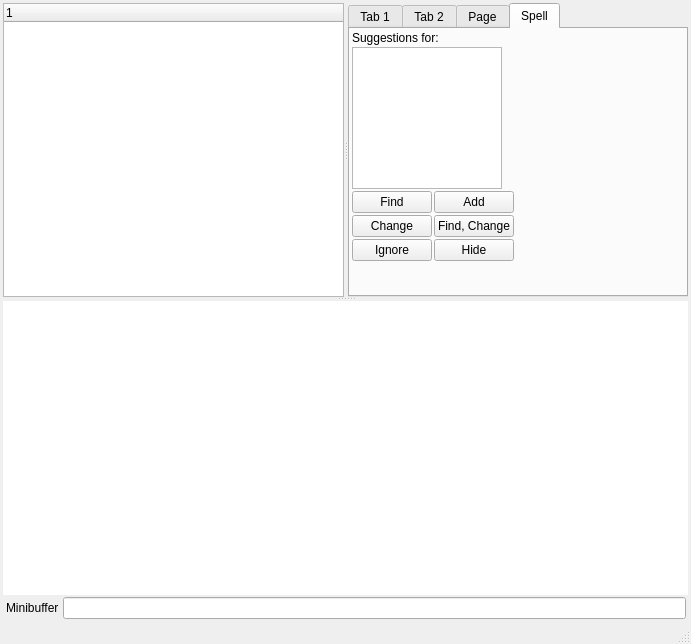
This is leo/plugins/qt_main_2.ui in leo-editor/leo-editor as Qt 5 draws it before an edit. The edited form follows.
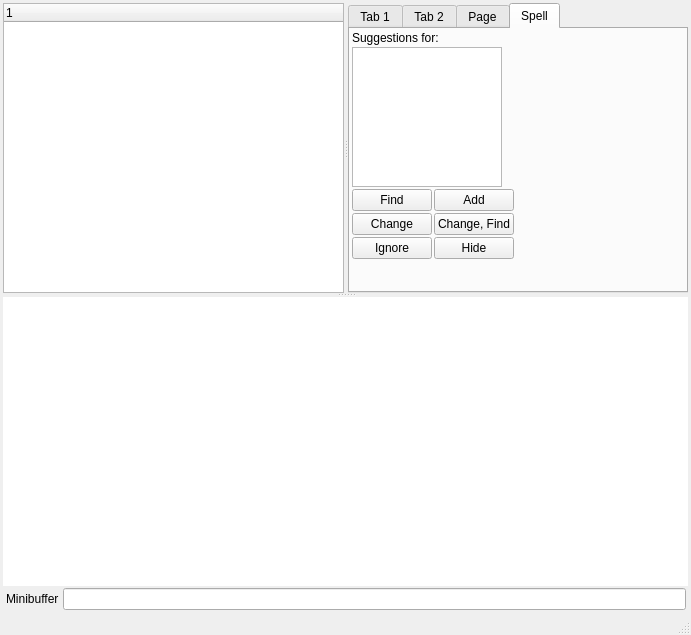
This is the edited form. Custom widgets are drawn as their Qt base class.

Commit message: Wire in qt spell tab

The edit to the form file:
```diff
--- a/leo/plugins/qt_main_2.ui
+++ b/leo/plugins/qt_main_2.ui
@@ -6,7 +6,7 @@
     <x>0</x>
     <y>0</y>
     <width>691</width>
-    <height>644</height>
+    <height>635</height>
    </rect>
   </property>
   <property name="windowTitle" >
@@ -372,7 +372,7 @@
                      <item row="3" column="1" >
                       <widget class="QPushButton" name="leo_spell_btn_FindChange" >
                        <property name="text" >
-                        <string>Find, Change</string>
+                        <string>Change, Find</string>
                        </property>
                       </widget>
                      </item>
```
Left out of the diff: 119 changed lines with no effect on the pictures. The commit also changes 1 other file.
